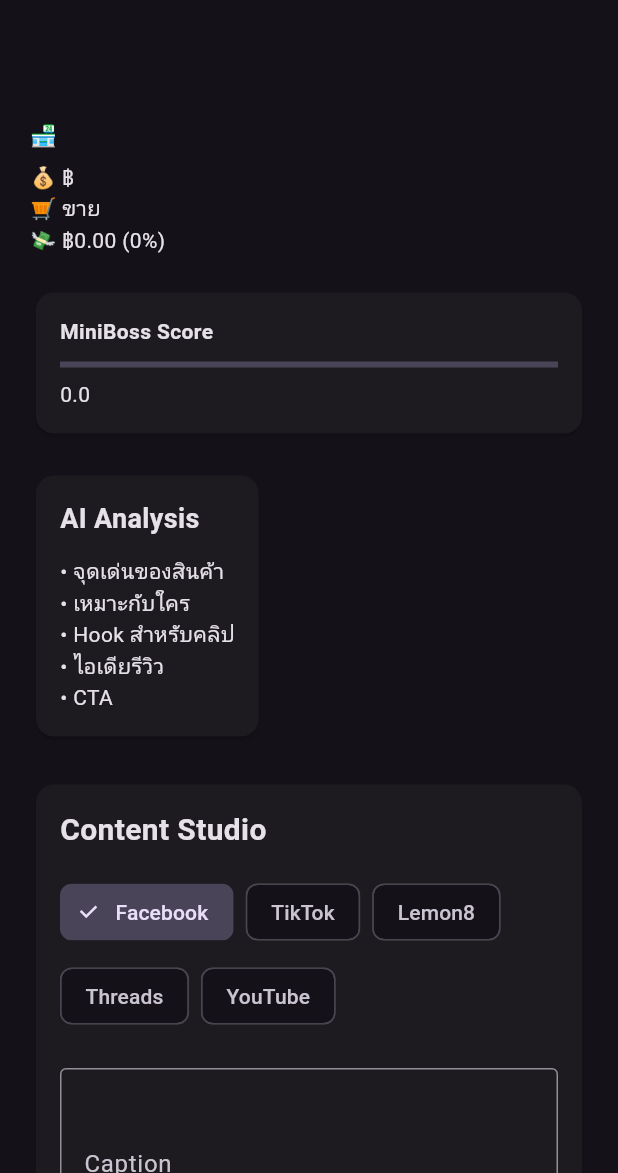
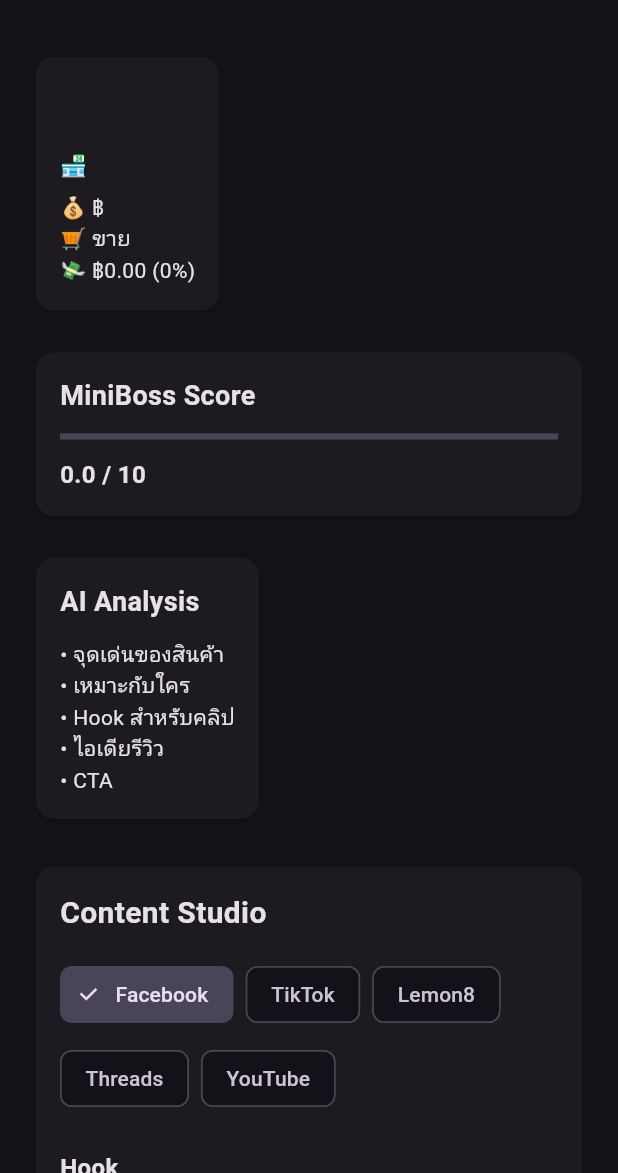
Before and after one commit to soloforge-ai/SoloForge-AI, a Flutter app: the ForgePage screen opened directly with empty values, on a phone screen of 412 x 824 dp, the part 63-1236 px from its top. Run offline on Flutter 3.47's test engine with Material 3 defaults, Android fonts, the light colour scheme and no system bars; our stand-ins replace csv.

Commit message:
Sprint 19 - Refactor AI Forge into reusable widgets

```diff
--- a/frontend/lib/pages/forge_page.dart
+++ b/frontend/lib/pages/forge_page.dart
@@ -2,6 +2,11 @@ import 'package:flutter/material.dart';
 import 'package:flutter/services.dart';
 
 import '../models/affiliate_product.dart';
+
+import '../widgets/forge/product_header.dart';
+import '../widgets/forge/miniboss_card.dart';
+import '../widgets/forge/analysis_card.dart';
+import '../widgets/forge/content_studio.dart';
 
 class ForgePage extends StatefulWidget {
   final AffiliateProduct product;
@@ -68,120 +73,50 @@ void copyToClipboard(String text) {
         child: Column(
           crossAxisAlignment: CrossAxisAlignment.start,
           children: [
-            Text(
-              product.title,
-              style: const TextStyle(
-                fontSize: 24,
-                fontWeight: FontWeight.bold,
-              ),
-            ),
-
-            const SizedBox(height: 12),
-
-            Text("🏪 ${product.shopName}"),
-
-            const SizedBox(height: 8),
-
-            Text("💰 ${product.priceText}"),
-
-            Text("🛒 ${product.soldText}"),
-
-            Text(
-              "💸 ${product.commissionAmountText} (${product.commissionRateText})",
-            ),
+            ProductHeader(product: product),
 
             const SizedBox(height: 20),
 
-            Card(
-              child: Padding(
-                padding: EdgeInsets.all(16),
-                child: Column(
-                  crossAxisAlignment: CrossAxisAlignment.start,
-                  children: [
-                    Text(
-                      "MiniBoss Score",
-                      style: TextStyle(
-                        fontWeight: FontWeight.bold,
-                      ),
-                    ),
-                    SizedBox(height: 10),
-                    LinearProgressIndicator(
-                      value: product.miniBossScore / 10,
-                    ),
-                    SizedBox(height: 8),
-                    Text(
-                      product.miniBossScore.toStringAsFixed(1),
-                    ),
-                  ],
-                ),
-              ),
-            ),
+
+            MiniBossCard(product: product),
 
             const SizedBox(height: 20),
 
-            Card(
-              child: Padding(
-                padding: EdgeInsets.all(16),
-                child: Column(
-                  crossAxisAlignment: CrossAxisAlignment.start,
-                  children: const [
-                    Text(
-                      "AI Analysis",
-                      style: TextStyle(
-                        fontWeight: FontWeight.bold,
-                        fontSize: 18,
-                      ),
-                    ),
-                    SizedBox(height: 12),
-                    Text("• จุดเด่นของสินค้า"),
-                    Text("• เหมาะกับใคร"),
-                    Text("• Hook สำหรับคลิป"),
-                    Text("• ไอเดียรีวิว"),
-                    Text("• CTA"),
-                  ],
-                ),
-              ),
-            ),
+
+            const AnalysisCard(),
 
             const SizedBox(height: 24),
 
-SizedBox(
-  width: double.infinity,
-  child: Card(
-    child: Padding(
-    padding: const EdgeInsets.all(16),
-    child: Column(
-      crossAxisAlignment: CrossAxisAlignment.start,
-      children: [
-        const Text(
-          "Content Studio",
-          style: TextStyle(
-            fontSize: 20,
-            fontWeight: FontWeight.bold,
-          ),
+ContentStudio(
+  selectedPlatform: selectedPlatform,
+  platforms: platforms,
 
-),
+  hookController: hookController,
+  captionController: captionController,
+  hashtagController: hashtagController,
+  ctaController: ctaController,
 
-        const SizedBox(height: 16),
-
-        Wrap(
-          spacing: 8,
-          runSpacing: 8,
-          children: List.generate(
-            platforms.length,
-            (index) {
-              return ChoiceChip(
-                label: Text(platforms[index]),
-                selected: selectedPlatform == index,
-                onSelected: (value) {
+  onPlatformChanged: (index) {
     setState(() {
       selectedPlatform = index;
     });
   },
+
+  onCopy: () {
+    copyToClipboard(
+      '''
+${hookController.text}
+
+${captionController.text}
+
+${hashtagController.text}
+
+${ctaController.text}
+''',
     );
   },
 ),
-        ),
+
 const SizedBox(height: 24),
 
 TextField(
@@ -211,14 +146,9 @@ SizedBox(
 ],
     ),
   ),
-    ),
-    ),
+    );
 
-const SizedBox(height: 24),
+const SizedBox(height: 24);
 
-   ],
-   ),
-      ),
-    );
   }
 }
--- /dev/null
+++ b/frontend/lib/widgets/forge/analysis_card.dart
@@ -0,0 +1,36 @@
+import 'package:flutter/material.dart';
+
+class AnalysisCard extends StatelessWidget {
+  const AnalysisCard({
+    super.key,
+  });
+
+  @override
+  Widget build(BuildContext context) {
+    return Card(
+      child: Padding(
+        padding: const EdgeInsets.all(16),
+        child: Column(
+          crossAxisAlignment: CrossAxisAlignment.start,
+          children: const [
+            Text(
+              "AI Analysis",
+              style: TextStyle(
+                fontSize: 18,
+                fontWeight: FontWeight.bold,
+              ),
+            ),
+
+            SizedBox(height: 12),
+
+            Text("• จุดเด่นของสินค้า"),
+            Text("• เหมาะกับใคร"),
+            Text("• Hook สำหรับคลิป"),
+            Text("• ไอเดียรีวิว"),
+            Text("• CTA"),
+          ],
+        ),
+      ),
+    );
+  }
+}
--- /dev/null
+++ b/frontend/lib/widgets/forge/content_field.dart
@@ -0,0 +1,43 @@
+import 'package:flutter/material.dart';
+
+class ContentField extends StatelessWidget {
+  final String label;
+  final String hint;
+  final TextEditingController controller;
+  final int maxLines;
+
+  const ContentField({
+    super.key,
+    required this.label,
+    required this.hint,
+    required this.controller,
+    this.maxLines = 3,
+  });
+
+  @override
+  Widget build(BuildContext context) {
+    return Column(
+      crossAxisAlignment: CrossAxisAlignment.start,
+      children: [
+        Text(
+          label,
+          style: const TextStyle(
+            fontWeight: FontWeight.bold,
+            fontSize: 16,
+          ),
+        ),
+
+        const SizedBox(height: 8),
+
+        TextField(
+          controller: controller,
+          maxLines: maxLines,
+          decoration: InputDecoration(
+            hintText: hint,
+            border: const OutlineInputBorder(),
+          ),
+        ),
+      ],
+    );
+  }
+}
--- /dev/null
+++ b/frontend/lib/widgets/forge/content_studio.dart
@@ -0,0 +1,116 @@
+import 'package:flutter/material.dart';
+
+import 'content_field.dart';
+
+class ContentStudio extends StatelessWidget {
+  final int selectedPlatform;
+
+  final List<String> platforms;
+
+  final ValueChanged<int> onPlatformChanged;
+
+  final VoidCallback onCopy;
+
+  final TextEditingController hookController;
+  final TextEditingController captionController;
+  final TextEditingController hashtagController;
+  final TextEditingController ctaController;
+
+  const ContentStudio({
+    super.key,
+    required this.selectedPlatform,
+    required this.platforms,
+    required this.onPlatformChanged,
+    required this.onCopy,
+    required this.hookController,
+    required this.captionController,
+    required this.hashtagController,
+    required this.ctaController,
+  });
+
+  @override
+  Widget build(BuildContext context) {
+    return Card(
+      child: Padding(
+        padding: const EdgeInsets.all(16),
+        child: Column(
+          crossAxisAlignment: CrossAxisAlignment.start,
+          children: [
+            const Text(
+              "Content Studio",
+              style: TextStyle(
+                fontSize: 20,
+                fontWeight: FontWeight.bold,
+              ),
+            ),
+
+            const SizedBox(height: 16),
+
+            Wrap(
+              spacing: 8,
+              runSpacing: 8,
+              children: List.generate(
+                platforms.length,
+                (index) {
+                  return ChoiceChip(
+                    label: Text(platforms[index]),
+                    selected: selectedPlatform == index,
+                    onSelected: (_) {
+                      onPlatformChanged(index);
+                    },
+                  );
+                },
+              ),
+            ),
+
+            const SizedBox(height: 24),
+
+            ContentField(
+              label: "Hook",
+              hint: "AI จะสร้าง Hook ที่นี่",
+              controller: hookController,
+            ),
+
+            const SizedBox(height: 16),
+
+            ContentField(
+              label: "Caption",
+              hint: "AI จะสร้าง Caption ที่นี่",
+              controller: captionController,
+              maxLines: 5,
+            ),
+
+            const SizedBox(height: 16),
+
+            ContentField(
+              label: "Hashtags",
+              hint: "#shopee #affiliate",
+              controller: hashtagController,
+            ),
+
+            const SizedBox(height: 16),
+
+            ContentField(
+              label: "CTA",
+              hint: "กดลิงก์เพื่อดูสินค้า",
+              controller: ctaController,
+            ),
+
+            const SizedBox(height: 24),
+
+            SizedBox(
+              width: double.infinity,
+              child: FilledButton.icon(
+                onPressed: () {
+                  onCopy();
+                },
+                icon: const Icon(Icons.copy),
+                label: const Text("Copy All"),
+              ),
+            ),
+          ],
+        ),
+      ),
+    );
+  }
+}
--- /dev/null
+++ b/frontend/lib/widgets/forge/miniboss_card.dart
@@ -0,0 +1,49 @@
+import 'package:flutter/material.dart';
+
+import '../../models/affiliate_product.dart';
+
+class MiniBossCard extends StatelessWidget {
+  final AffiliateProduct product;
+
+  const MiniBossCard({
+    super.key,
+    required this.product,
+  });
+
+  @override
+  Widget build(BuildContext context) {
+    return Card(
+      child: Padding(
+        padding: const EdgeInsets.all(16),
+        child: Column(
+          crossAxisAlignment: CrossAxisAlignment.start,
+          children: [
+            const Text(
+              "MiniBoss Score",
+              style: TextStyle(
+                fontWeight: FontWeight.bold,
+                fontSize: 18,
+              ),
+            ),
+
+            const SizedBox(height: 12),
+
+            LinearProgressIndicator(
+              value: product.miniBossScore / 10,
+            ),
+
+            const SizedBox(height: 12),
+
+            Text(
+              "${product.miniBossScore.toStringAsFixed(1)} / 10",
+              style: const TextStyle(
+                fontSize: 16,
+                fontWeight: FontWeight.bold,
+              ),
+            ),
+          ],
+        ),
+      ),
+    );
+  }
+}
--- /dev/null
+++ b/frontend/lib/widgets/forge/product_header.dart
@@ -0,0 +1,47 @@
+import 'package:flutter/material.dart';
+
+import '../../models/affiliate_product.dart';
+
+class ProductHeader extends StatelessWidget {
+  final AffiliateProduct product;
+
+  const ProductHeader({
+    super.key,
+    required this.product,
+  });
+
+  @override
+  Widget build(BuildContext context) {
+    return Card(
+      child: Padding(
+        padding: const EdgeInsets.all(16),
+        child: Column(
+          crossAxisAlignment: CrossAxisAlignment.start,
+          children: [
+            Text(
+              product.title,
+              style: const TextStyle(
+                fontSize: 24,
+                fontWeight: FontWeight.bold,
+              ),
+            ),
+
+            const SizedBox(height: 12),
+
+            Text("🏪 ${product.shopName}"),
+
+            const SizedBox(height: 8),
+
+            Text("💰 ${product.priceText}"),
+
+            Text("🛒 ${product.soldText}"),
+
+            Text(
+              "💸 ${product.commissionAmountText} (${product.commissionRateText})",
+            ),
+          ],
+        ),
+      ),
+    );
+  }
+}
```
Lines whose indentation alone changed are shown as unchanged.
